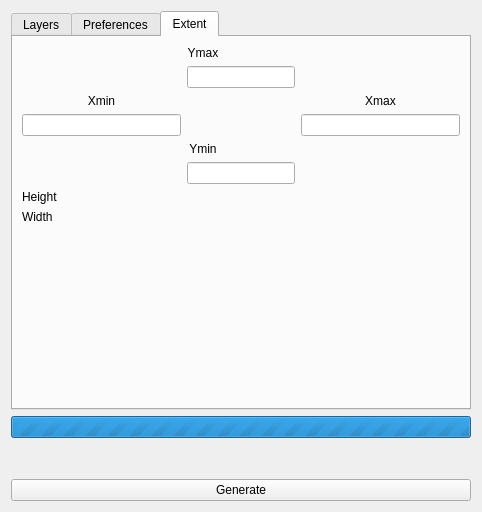
First picture: the form in ui_vizitown.ui, repository vongoethe/vizitown_plugin, before the edit.
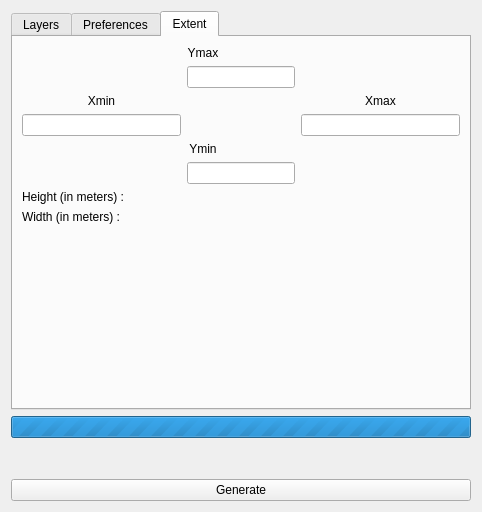
Second picture: the form after the edit. The open tabs and pages were chosen to show the change. Icons and pictures are not drawn.

```diff
--- a/ui_vizitown.ui
+++ b/ui_vizitown.ui
@@ -271,28 +271,28 @@
          </property>
         </widget>
        </item>
-       <item row="6" column="0" colspan="2">
+       <item row="6" column="0">
         <widget class="QLabel" name="label">
          <property name="text">
-          <string>Height</string>
+          <string>Height (in meters) :</string>
          </property>
         </widget>
        </item>
-       <item row="6" column="3" colspan="2">
+       <item row="6" column="3">
         <widget class="QLabel" name="lb_height">
          <property name="text">
           <string/>
          </property>
         </widget>
        </item>
-       <item row="7" column="0" colspan="2">
+       <item row="7" column="0">
         <widget class="QLabel" name="label_2">
          <property name="text">
-          <string>Width</string>
+          <string>Width (in meters) :</string>
          </property>
         </widget>
        </item>
-       <item row="7" column="3" colspan="2">
+       <item row="7" column="3">
         <widget class="QLabel" name="lb_width">
          <property name="text">
           <string/>
```
